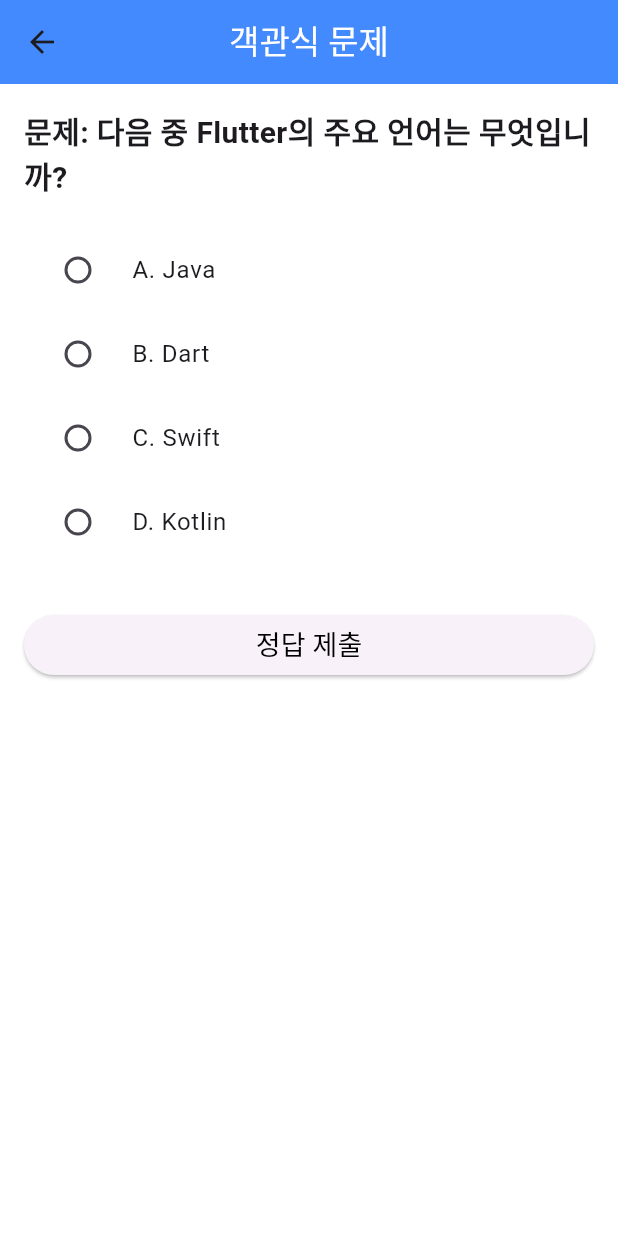
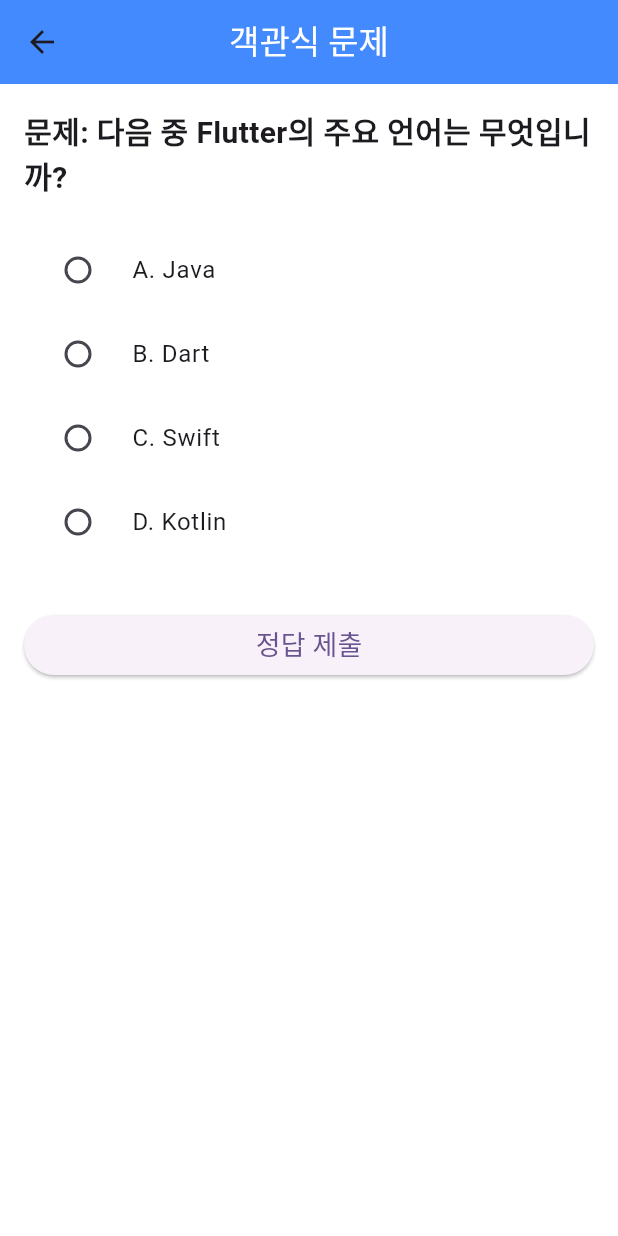
Before and after one commit to 2024-CapstonDesign-AI-Hackathon/login, a Flutter app: the QuestionScreen1 screen opened directly, on a phone screen of 412 x 824 dp. Run offline on Flutter 3.47's test engine with Material 3 defaults, Android fonts, the phone set to English and light mode, and no system bars; our stand-ins replace dio, file_picker, flutter_secure_storage, permission_handler; accounts and stored records are empty.

Commit message:
색설정

```diff
--- a/lib/question/question1.dart
+++ b/lib/question/question1.dart
@@ -142,7 +142,7 @@ class _QuestionScreenState extends State<QuestionScreen1> {
                     },
                     child: Text(
                       '정답 제출',
-                      style: TextStyle(fontSize: 18, color: Colors.black)
+                      style: TextStyle(fontSize: 18)
                     ),
                   ),
                 ),
```
